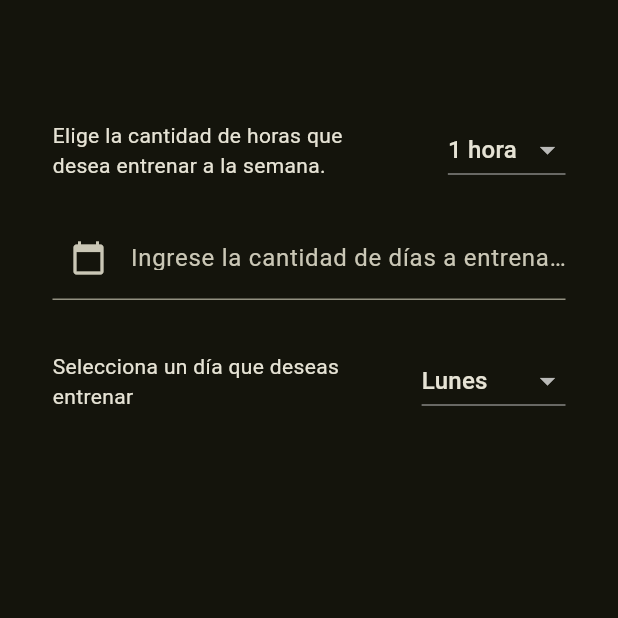
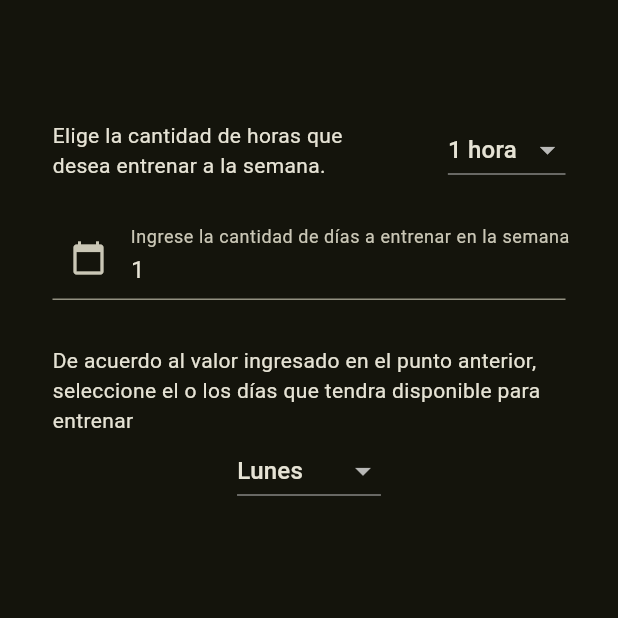
Before and after one commit to edunickdev/VelApp, a Flutter app: the InfoHabitsScreen screen opened by its route, on a phone screen of 412 x 824 dp, the top half of it. Run offline on Flutter 3.47's test engine with Material 2 defaults, Android fonts, the light colour scheme and no system bars; our stand-ins replace flutter_riverpod, go_router.

Commit message:
se crea widget personalizado de dropdownbutton, sin errores, todo funcionando

```diff
--- /dev/null
+++ b/lib/presentation/shared/shared_widgets.dart
@@ -0,0 +1,2 @@
+export 'package:vel_app/presentation/shared/widgets/custom_drop_dow_button.dart';
+export 'package:vel_app/presentation/shared/widgets/custom_text_input.dart';
--- /dev/null
+++ b/lib/presentation/shared/widgets/custom_drop_dow_button.dart
@@ -0,0 +1,36 @@
+import 'package:flutter/material.dart';
+import 'package:flutter_riverpod/flutter_riverpod.dart';
+import 'package:vel_app/presentation/user/providers/user_providers.dart';
+
+class DynamicDropDownButtons extends ConsumerWidget {
+
+  final List<String> diasSemana = [ 'Lunes', 'Martes', 'Miercoles', 'Jueves', 'Viernes', 'Sábado' ];
+
+  DynamicDropDownButtons({super.key});
+
+  @override
+  Widget build(BuildContext context, WidgetRef ref) {
+    final int cantDiasEntrenamiento = ref.watch(cantDiasEntrenamientoProvider);
+    final List<String> listaDiasEntrenamiento = ref.watch(listaDiasEntrenamientoProvider);
+
+    List<DropdownButton<String>> listaBotones = [];
+
+    for (int i = 0; i < cantDiasEntrenamiento; i++) {
+      listaBotones.add(DropdownButton<String>(
+        value: listaDiasEntrenamiento[i],
+        items: diasSemana
+            .map((dia) => DropdownMenuItem(value: dia, child: Text(dia)))
+            .toList(),
+        onChanged: (value) {
+          ref.read(listaDiasEntrenamientoProvider.notifier).state = [
+            ...listaDiasEntrenamiento
+          ]..[i] = value!;
+        },
+      ));
+    }
+
+    return Column(
+      children: listaBotones,
+    );
+  }
+}
--- a/lib/presentation/shared/widgets/custom_text_input.dart
+++ b/lib/presentation/shared/widgets/custom_text_input.dart
@@ -10,6 +10,8 @@ class CustomTextInput extends StatelessWidget {
   final Icon customIcon;
   final List<Function>? validations;
   final TextEditingController? controller;
+  final ValueChanged<String>? onChange;
+  final String? initialValue;
 
   const CustomTextInput(
     this.label, {
@@ -22,11 +24,14 @@ class CustomTextInput extends StatelessWidget {
     required this.customIcon,
     this.validations,
     this.controller,
+    this.onChange,
+    this.initialValue,
   });
 
   @override
   Widget build(BuildContext context) {
     return TextFormField(
+      initialValue: initialValue,
       autofocus: autofocus,
       cursorHeight: heightCursor,
       keyboardType: keyboardType,
@@ -41,6 +46,7 @@ class CustomTextInput extends StatelessWidget {
         }
         return null;
       },
+      onChanged: onChange,
     );
   }
 
--- a/lib/presentation/user/providers/user_providers.dart
+++ b/lib/presentation/user/providers/user_providers.dart
@@ -10,6 +10,11 @@ final statusInfoHabitsProvider = StateProvider<bool>(( ref ) => false);
 
 final horaSeleccionadaProvider = StateProvider<int>(( ref ) => 1);
 final diaSeleccionadoProvider = StateProvider<String>(( ref ) => 'Lunes');
+final cantDiasEntrenamientoProvider = StateProvider<int>((ref) => 1);
+final listaDiasEntrenamientoProvider = StateProvider<List<String>>((ref) {
+  final numberOfDropdowns = ref.watch(cantDiasEntrenamientoProvider);
+  return List.generate(numberOfDropdowns, (index) => 'Lunes');
+});
 
 final listaGenerosProvider = StateProvider<ListaGeneros>(( ref ) {
   return ListaGeneros.masculino;
--- a/lib/presentation/user/screens/habits_info_screen.dart
+++ b/lib/presentation/user/screens/habits_info_screen.dart
@@ -1,6 +1,7 @@
 import 'package:flutter/material.dart';
 import 'package:flutter_riverpod/flutter_riverpod.dart';
-import 'package:vel_app/presentation/shared/widgets/custom_text_input.dart';
+
+import 'package:vel_app/presentation/shared/shared_widgets.dart';
 import 'package:vel_app/presentation/user/providers/user_providers.dart';
 
 class InfoHabitsScreen extends ConsumerWidget {
@@ -11,11 +12,10 @@ class InfoHabitsScreen extends ConsumerWidget {
   @override
   Widget build(BuildContext context, WidgetRef ref) {
 
+    final String cantDiasEntrenamiento = ref.watch(cantDiasEntrenamientoProvider).toString();
     final String titleAppbar = ref.watch(titleAppbarProvider);
     final List<int> horasEntrenamiento = [1, 2, 3, 4, 5];
     final int horaSeleccionada = ref.watch(horaSeleccionadaProvider);
-    final String diaSeleccionado = ref.watch(diaSeleccionadoProvider);
-    final List<String> diasSemana = [ 'Lunes', 'Martes', 'Miercoles', 'Jueves', 'Viernes', 'Sábado' ];
 
     return Scaffold(
       appBar: AppBar(
@@ -49,33 +49,33 @@ class InfoHabitsScreen extends ConsumerWidget {
                   ],
                 ),
               ),
-              const Padding(
-                padding: EdgeInsets.symmetric(horizontal: 35),
+              Padding(
+                padding: const EdgeInsets.symmetric(horizontal: 35),
                 child: CustomTextInput(
+                  initialValue: cantDiasEntrenamiento,
                   'Ingrese la cantidad de días a entrenar en la semana',
                   heightCursor: 23,
                   keyboardType: TextInputType.number,
                   alignText: TextAlign.left,
-                  customIcon: Icon(Icons.calendar_today),
+                  customIcon: const Icon(Icons.calendar_today),
+                  onChange: (value) {
+                    final valueParsed = int.tryParse(value);
+                    if (valueParsed == 0 || valueParsed == null) {
+                      ref.read(cantDiasEntrenamientoProvider.notifier).state = 1;
+                    }
+                    if (valueParsed != null) {
+                      ref.read(cantDiasEntrenamientoProvider.notifier).state = valueParsed;
+                    }
+                  },
                 ),
               ),
               const SizedBox(height: 30),
               Padding(
                 padding: const EdgeInsets.symmetric(horizontal: 35),
-                child: Row(
+                child: Column(
                   children: [
-                    const Expanded(
-                        child: Text('Selecciona un día que deseas entrenar')),
-                    DropdownButton(
-                      value: diaSeleccionado,
-                      items: diasSemana.map(
-                        (dia) => DropdownMenuItem(
-                          value: dia,
-                          child: Text(dia))
-                        ).toList(),
-                      onChanged: (value) {
-                        ref.read( diaSeleccionadoProvider.notifier ).state = value!;
-                      },)
+                    const Text('De acuerdo al valor ingresado en el punto anterior, seleccione el o los días que tendra disponible para entrenar'),
+                    DynamicDropDownButtons(),
                   ],
                 ),
               )
```
